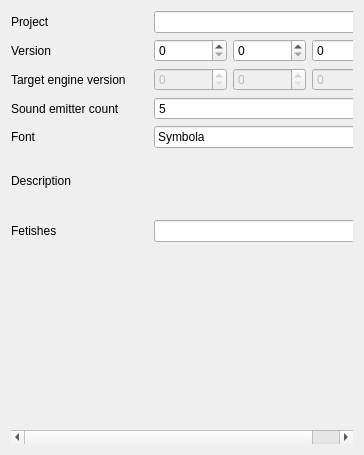
Above: src/Editor/EditorWidgets/EditorProjectSettingsWidget.ui from RemotelyChaotic/JOIPEngine before the change. Below: the same form after it.
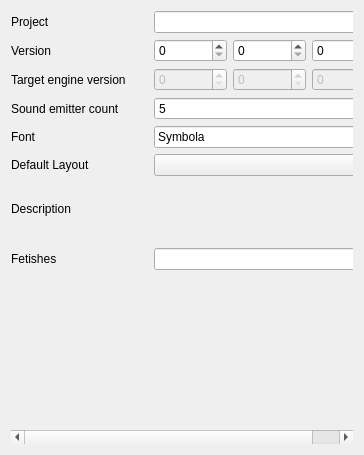
That is the form after the change. Custom widgets are drawn as their Qt base class.

Commit message: Added the ability to configure the player default Layout

The edit to the form file:
```diff
--- a/src/Editor/EditorWidgets/EditorProjectSettingsWidget.ui
+++ b/src/Editor/EditorWidgets/EditorProjectSettingsWidget.ui
@@ -30,8 +30,8 @@
        <rect>
         <x>0</x>
         <y>0</y>
-        <width>353</width>
-        <height>423</height>
+        <width>346</width>
+        <height>437</height>
        </rect>
       </property>
       <layout class="QGridLayout" name="gridLayout_2">
@@ -393,6 +393,16 @@
        <item row="9" column="0" colspan="3">
         <widget class="CRichTextEdit" name="pDescribtionTextEdit" native="true"/>
        </item>
+       <item row="5" column="0" colspan="2">
+        <widget class="QLabel" name="label_7">
+         <property name="text">
+          <string>Default Layout</string>
+         </property>
+        </widget>
+       </item>
+       <item row="5" column="2">
+        <widget class="QComboBox" name="pDefaultLayoutComboBox"/>
+       </item>
       </layout>
      </widget>
     </widget>
```
The commit also changes 10 other files.
